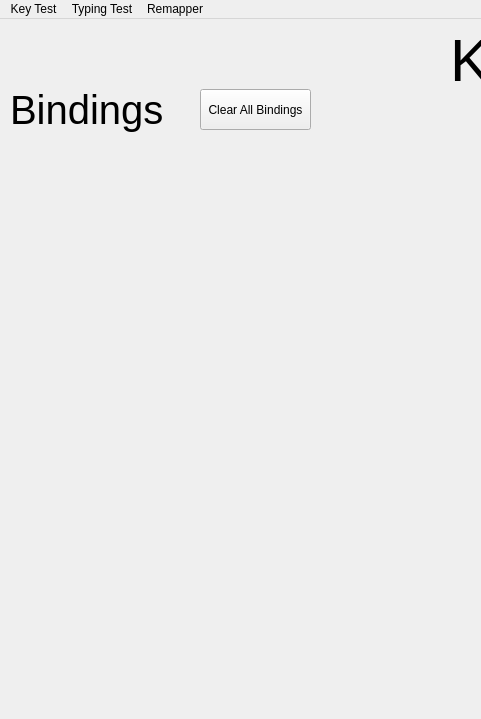
Before: the Qt Designer form KeyScan.ui in ItzBlinkzy/KeyScan, drawn with Qt 5; both pictures show x 0 to 481 and y 0 to 719 of the 1280 by 719 pixel window.
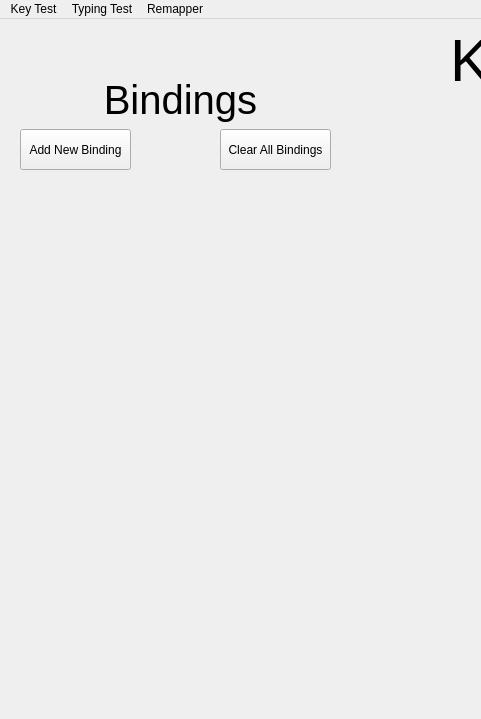
After: the same form once the commit is applied.

Commit message: added functionality to clear bindings button

```diff
--- a/KeyScan.ui
+++ b/KeyScan.ui
@@ -103,8 +103,8 @@
      <widget class="QLabel" name="label_3">
       <property name="geometry">
        <rect>
-        <x>10</x>
-        <y>60</y>
+        <x>90</x>
+        <y>50</y>
         <width>181</width>
         <height>61</height>
        </rect>
@@ -112,17 +112,21 @@
       <property name="styleSheet">
        <string notr="true">* {
 font-size: 40px;
+text-align: center;
 }</string>
       </property>
       <property name="text">
        <string>Bindings</string>
       </property>
+      <property name="alignment">
+       <set>Qt::AlignmentFlag::AlignCenter</set>
+      </property>
      </widget>
      <widget class="QWidget" name="bindings_list_container" native="true">
       <property name="geometry">
        <rect>
-        <x>10</x>
-        <y>120</y>
+        <x>20</x>
+        <y>160</y>
         <width>311</width>
         <height>431</height>
        </rect>
@@ -133,6 +137,16 @@
         <verstretch>0</verstretch>
        </sizepolicy>
       </property>
+      <property name="styleSheet">
+       <string notr="true">QLabel {
+padding: 5px 5px;
+border-radius: 10%; 
+background-color: #fed7aa;
+font-size: 20px;
+margin-top: 10px;
+border: 1px solid #cbd5e1;
+}</string>
+      </property>
       <widget class="QWidget" name="verticalLayoutWidget">
        <property name="geometry">
         <rect>
@@ -148,8 +162,8 @@
      <widget class="QPushButton" name="clear_bindings_button">
       <property name="geometry">
        <rect>
-        <x>200</x>
-        <y>70</y>
+        <x>220</x>
+        <y>110</y>
         <width>111</width>
         <height>41</height>
        </rect>
@@ -161,6 +175,19 @@
        <string>Clear All Bindings</string>
       </property>
      </widget>
+     <widget class="QPushButton" name="add_binding_button">
+      <property name="geometry">
+       <rect>
+        <x>20</x>
+        <y>110</y>
+        <width>111</width>
+        <height>41</height>
+       </rect>
+      </property>
+      <property name="text">
+       <string>Add New Binding</string>
+      </property>
+     </widget>
     </widget>
     <widget class="QWidget" name="key_test_widget">
      <widget class="QLabel" name="recent_key_text">
```
Left out of the diff: 4 changed lines with no effect on the pictures. The commit also changes 5 other files.
